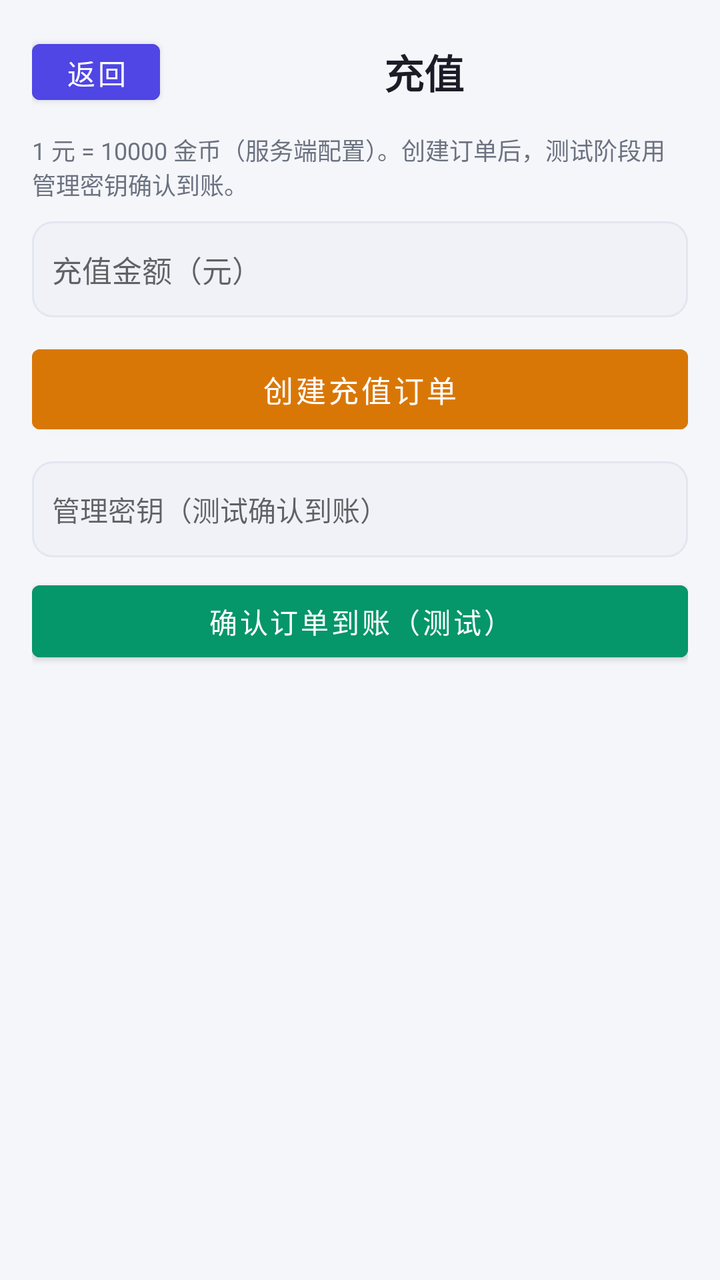
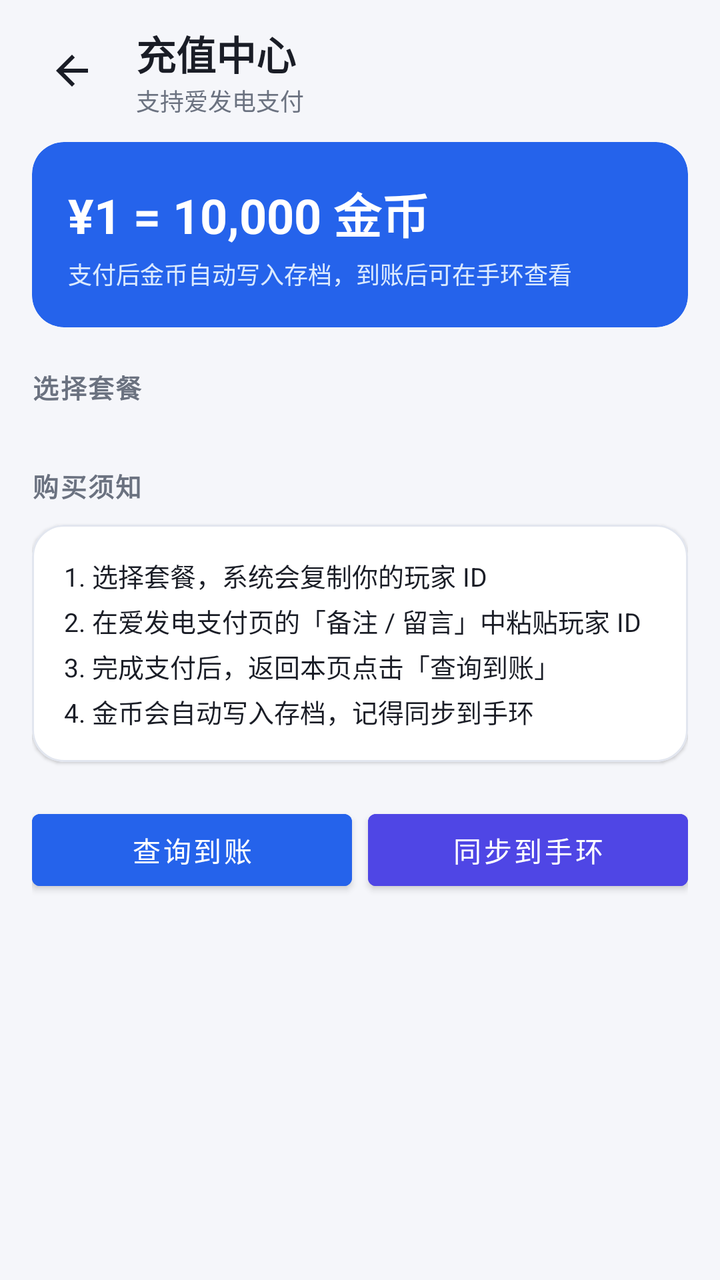

Screens rendered from an Android XML layout before and after an edit, with the pre-edit source and the edit as a unified diff.
<!-- AndroidManifest.xml: application theme Theme.Yishijie -->
<!-- res/layout/activity_recharge.xml -->
<?xml version="1.0" encoding="utf-8"?>
<LinearLayout xmlns:android="http://schemas.android.com/apk/res/android"
    android:layout_width="match_parent"
    android:layout_height="match_parent"
    android:orientation="vertical"
    android:background="@color/background"
    android:padding="16dp">

    <LinearLayout
        android:layout_width="match_parent"
        android:layout_height="wrap_content"
        android:orientation="horizontal"
        android:gravity="center_vertical">

        <Button
            android:id="@+id/btnBack"
            android:layout_width="64dp"
            android:layout_height="40dp"
            android:text="返回"
            android:textSize="14sp"
            android:backgroundTint="@color/accent" />

        <TextView
            android:layout_width="0dp"
            android:layout_height="wrap_content"
            android:layout_weight="1"
            android:text="充值"
            android:textSize="20sp"
            android:textColor="@color/text_primary"
            android:textStyle="bold"
            android:gravity="center" />
    </LinearLayout>

    <TextView
        android:layout_width="match_parent"
        android:layout_height="wrap_content"
        android:text="1 元 = 10000 金币（服务端配置）。创建订单后，测试阶段用管理密钥确认到账。"
        android:textSize="12sp"
        android:textColor="@color/text_secondary"
        android:paddingVertical="10dp" />

    <EditText
        android:id="@+id/etAmount"
        android:layout_width="match_parent"
        android:layout_height="48dp"
        android:hint="充值金额（元）"
        android:inputType="numberDecimal"
        android:textSize="15sp"
        android:background="@drawable/bg_input"
        android:paddingHorizontal="10dp" />

    <Button
        android:id="@+id/btnCreateOrder"
        android:layout_width="match_parent"
        android:layout_height="52dp"
        android:text="创建充值订单"
        android:textSize="15sp"
        android:backgroundTint="@color/res_gold"
        android:layout_marginTop="10dp" />

    <EditText
        android:id="@+id/etSecret"
        android:layout_width="match_parent"
        android:layout_height="48dp"
        android:hint="管理密钥（测试确认到账）"
        android:inputType="text"
        android:textSize="14sp"
        android:background="@drawable/bg_input"
        android:paddingHorizontal="10dp"
        android:layout_marginTop="10dp" />

    <Button
        android:id="@+id/btnMarkPaid"
        android:layout_width="match_parent"
        android:layout_height="48dp"
        android:text="确认订单到账（测试）"
        android:textSize="14sp"
        android:backgroundTint="@color/success"
        android:layout_marginTop="8dp" />

    <TextView
        android:id="@+id/tvStatus"
        android:layout_width="match_parent"
        android:layout_height="wrap_content"
        android:text=""
        android:textSize="13sp"
        android:textColor="@color/warning"
        android:paddingTop="10dp"
        android:gravity="center" />
</LinearLayout>
<!-- resources referenced by this layout -->
<resources>
  <color name="accent">#4F46E5</color>
  <color name="background">#F5F6FA</color>
  <color name="res_gold">#D97706</color>
  <color name="success">#059669</color>
  <color name="text_primary">#1A1D26</color>
  <color name="text_secondary">#6B7280</color>
  <color name="warning">#D97706</color>
  <!-- drawable bg_input (drawable) -->
  <?xml version="1.0" encoding="utf-8"?>
  <shape xmlns:android="http://schemas.android.com/apk/res/android">
      <solid android:color="@color/surface" />
      <stroke android:width="1dp" android:color="@color/surface_border" />
      <corners android:radius="10dp" />
  </shape>
  <style name="Theme.Yishijie" parent="Theme.MaterialComponents.Light.NoActionBar">
          <item name="colorPrimary">@color/primary</item>
          <item name="colorPrimaryDark">@color/primary_dark</item>
          <item name="colorAccent">@color/accent</item>
          <item name="android:windowBackground">@color/background</item>
          <item name="android:statusBarColor">@color/background</item>
          <item name="android:navigationBarColor">@color/background</item>
          <item name="android:windowLightStatusBar">true</item>
          <item name="android:windowLightNavigationBar">true</item>
      </style>
  <color name="surface">#F0F2F8</color>
  <color name="surface_border">#E2E6EF</color>
  <color name="primary">#2563EB</color>
  <color name="primary_dark">#1D4ED8</color>
</resources>

<!-- the commit's change to res/layout/activity_recharge.xml (unified diff, before → after) -->
@@ -1,90 +1,185 @@
 <?xml version="1.0" encoding="utf-8"?>
 <LinearLayout xmlns:android="http://schemas.android.com/apk/res/android"
+    xmlns:app="http://schemas.android.com/apk/res-auto"
     android:layout_width="match_parent"
     android:layout_height="match_parent"
     android:orientation="vertical"
-    android:background="@color/background"
-    android:padding="16dp">
+    android:background="@color/background">
 
+    
     <LinearLayout
         android:layout_width="match_parent"
         android:layout_height="wrap_content"
         android:orientation="horizontal"
-        android:gravity="center_vertical">
+        android:gravity="center_vertical"
+        android:paddingStart="16dp"
+        android:paddingEnd="16dp"
+        android:paddingTop="12dp"
+        android:paddingBottom="12dp">
 
-        <Button
+        <ImageButton
             android:id="@+id/btnBack"
-            android:layout_width="64dp"
+            android:layout_width="40dp"
             android:layout_height="40dp"
-            android:text="返回"
-            android:textSize="14sp"
-            android:backgroundTint="@color/accent" />
+            android:src="@drawable/ic_back"
+            android:background="?attr/selectableItemBackgroundBorderless"
+            android:contentDescription="返回" />
 
-        <TextView
+        <LinearLayout
             android:layout_width="0dp"
             android:layout_height="wrap_content"
             android:layout_weight="1"
-            android:text="充值"
-            android:textSize="20sp"
-            android:textColor="@color/text_primary"
-            android:textStyle="bold"
-            android:gravity="center" />
+            android:orientation="vertical"
+            android:layout_marginStart="12dp">
+
+            <TextView
+                android:layout_width="wrap_content"
+                android:layout_height="wrap_content"
+                android:text="充值中心"
+                android:textSize="20sp"
+                android:textColor="@color/text_primary"
+                android:textStyle="bold" />
+
+            <TextView
+                android:layout_width="wrap_content"
+                android:layout_height="wrap_content"
+                android:text="支持爱发电支付"
+                android:textSize="12sp"
+                android:textColor="@color/text_secondary" />
+        </LinearLayout>
     </LinearLayout>
 
-    <TextView
+    <ScrollView
         android:layout_width="match_parent"
-        android:layout_height="wrap_content"
-        android:text="1 元 = 10000 金币（服务端配置）。创建订单后，测试阶段用管理密钥确认到账。"
-        android:textSize="12sp"
-        android:textColor="@color/text_secondary"
-        android:paddingVertical="10dp" />
+        android:layout_height="0dp"
+        android:layout_weight="1"
+        android:fillViewport="true">
 
-    <EditText
-        android:id="@+id/etAmount"
-        android:layout_width="match_parent"
-        android:layout_height="48dp"
-        android:hint="充值金额（元）"
-        android:inputType="numberDecimal"
-        android:textSize="15sp"
-        android:background="@drawable/bg_input"
-        android:paddingHorizontal="10dp" />
+        <LinearLayout
+            android:layout_width="match_parent"
+            android:layout_height="wrap_content"
+            android:orientation="vertical"
+            android:paddingStart="16dp"
+            android:paddingEnd="16dp"
+            android:paddingBottom="20dp">
 
-    <Button
-        android:id="@+id/btnCreateOrder"
-        android:layout_width="match_parent"
-        android:layout_height="52dp"
-        android:text="创建充值订单"
-        android:textSize="15sp"
-        android:backgroundTint="@color/res_gold"
-        android:layout_marginTop="10dp" />
+            
+            <com.google.android.material.card.MaterialCardView
+                android:layout_width="match_parent"
+                android:layout_height="wrap_content"
+                app:cardBackgroundColor="@color/primary"
+                app:cardCornerRadius="16dp"
+                app:cardElevation="0dp">
 
-    <EditText
-        android:id="@+id/etSecret"
-        android:layout_width="match_parent"
-        android:layout_height="48dp"
-        android:hint="管理密钥（测试确认到账）"
-        android:inputType="text"
-        android:textSize="14sp"
-        android:background="@drawable/bg_input"
-        android:paddingHorizontal="10dp"
-        android:layout_marginTop="10dp" />
+                <LinearLayout
+                    android:layout_width="match_parent"
+                    android:layout_height="wrap_content"
+                    android:orientation="vertical"
+                    android:padding="18dp">
 
-    <Button
-        android:id="@+id/btnMarkPaid"
-        android:layout_width="match_parent"
-        android:layout_height="48dp"
-        android:text="确认订单到账（测试）"
-        android:textSize="14sp"
-        android:backgroundTint="@color/success"
-        android:layout_marginTop="8dp" />
+                    <TextView
+                        android:layout_width="wrap_content"
+                        android:layout_height="wrap_content"
+                        android:text="¥1 = 10,000 金币"
+                        android:textSize="24sp"
+                        android:textColor="#FFFFFF"
+                        android:textStyle="bold" />
 
-    <TextView
-        android:id="@+id/tvStatus"
-        android:layout_width="match_parent"
-        android:layout_height="wrap_content"
-        android:text=""
-        android:textSize="13sp"
-        android:textColor="@color/warning"
-        android:paddingTop="10dp"
-        android:gravity="center" />
+                    <TextView
+                        android:layout_width="wrap_content"
+                        android:layout_height="wrap_content"
+                        android:layout_marginTop="4dp"
+                        android:text="支付后金币自动写入存档，到账后可在手环查看"
+                        android:textSize="12sp"
+                        android:textColor="#DBEAFE" />
+                </LinearLayout>
+            </com.google.android.material.card.MaterialCardView>
+
+            
+            <TextView
+                android:layout_width="wrap_content"
+                android:layout_height="wrap_content"
+                android:text="选择套餐"
+                android:textSize="13sp"
+                android:textColor="@color/text_secondary"
+                android:textStyle="bold"
+                android:letterSpacing="0.06"
+                android:layout_marginTop="20dp"
+                android:layout_marginBottom="10dp" />
+
+            <LinearLayout
+                android:id="@+id/llPackages"
+                android:layout_width="match_parent"
+                android:layout_height="wrap_content"
+                android:orientation="vertical" />
+
+            
+            <TextView
+                android:layout_width="wrap_content"
+                android:layout_height="wrap_content"
+                android:text="购买须知"
+                android:textSize="13sp"
+                android:textColor="@color/text_secondary"
+                android:textStyle="bold"
+                android:letterSpacing="0.06"
+                android:layout_marginTop="20dp"
+                android:layout_marginBottom="10dp" />
+
+            <com.google.android.material.card.MaterialCardView
+                android:layout_width="match_parent"
+                android:layout_height="wrap_content"
+                app:cardBackgroundColor="@color/background_card"
+                app:cardCornerRadius="16dp"
+                app:cardElevation="1dp"
+                app:strokeColor="@color/surface_border"
+                app:strokeWidth="1dp">
+
+                <TextView
+                    android:layout_width="match_parent"
+                    android:layout_height="wrap_content"
+                    android:padding="16dp"
+                    android:lineSpacingExtra="4dp"
+                    android:text="1. 选择套餐，系统会复制你的玩家 ID\n2. 在爱发电支付页的「备注 / 留言」中粘贴玩家 ID\n3. 完成支付后，返回本页点击「查询到账」\n4. 金币会自动写入存档，记得同步到手环"
+                    android:textSize="13sp"
+                    android:textColor="@color/text_primary" />
+            </com.google.android.material.card.MaterialCardView>
+
+            
+            <LinearLayout
+                android:layout_width="match_parent"
+                android:layout_height="wrap_content"
+                android:orientation="horizontal"
+                android:layout_marginTop="20dp">
+
+                <Button
+                    android:id="@+id/btnCheckOrders"
+                    android:layout_width="0dp"
+                    android:layout_height="48dp"
+                    android:layout_weight="1"
+                    android:text="查询到账"
+                    android:textSize="14sp"
+                    android:backgroundTint="@color/primary"
+                    android:layout_marginEnd="8dp" />
+
+                <Button
+                    android:id="@+id/btnSyncSave"
+                    android:layout_width="0dp"
+                    android:layout_height="48dp"
+                    android:layout_weight="1"
+                    android:text="同步到手环"
+                    android:textSize="14sp"
+                    android:backgroundTint="@color/accent" />
+            </LinearLayout>
+
+            <TextView
+                android:id="@+id/tvStatus"
+                android:layout_width="match_parent"
+                android:layout_height="wrap_content"
+                android:text=""
+                android:textSize="13sp"
+                android:textColor="@color/text_secondary"
+                android:gravity="center"
+                android:paddingTop="14dp" />
+        </LinearLayout>
+    </ScrollView>
 </LinearLayout>
<!-- resource entries referenced after the edit -->
@@ -2,18 +2,20 @@
 <resources>
   <color name="accent">#4F46E5</color>
   <color name="background">#F5F6FA</color>
-  <color name="res_gold">#D97706</color>
-  <color name="success">#059669</color>
+  <color name="background_card">#FFFFFF</color>
   <color name="text_primary">#1A1D26</color>
   <color name="text_secondary">#6B7280</color>
-  <color name="warning">#D97706</color>
-  <!-- drawable bg_input (drawable) -->
+  <!-- drawable ic_back (drawable) -->
   <?xml version="1.0" encoding="utf-8"?>
-  <shape xmlns:android="http://schemas.android.com/apk/res/android">
-      <solid android:color="@color/surface" />
-      <stroke android:width="1dp" android:color="@color/surface_border" />
-      <corners android:radius="10dp" />
-  </shape>
+  <vector xmlns:android="http://schemas.android.com/apk/res/android"
+      android:width="24dp"
+      android:height="24dp"
+      android:viewportWidth="24"
+      android:viewportHeight="24">
+      <path
+          android:fillColor="#1A1D26"
+          android:pathData="M20,11H7.83l5.59,-5.59L12,4l-8,8 8,8 1.41,-1.41L7.83,13H20v-2z"/>
+  </vector>
   <style name="Theme.Yishijie" parent="Theme.MaterialComponents.Light.NoActionBar">
           <item name="colorPrimary">@color/primary</item>
           <item name="colorPrimaryDark">@color/primary_dark</item>
@@ -24,7 +26,6 @@
           <item name="android:windowLightStatusBar">true</item>
           <item name="android:windowLightNavigationBar">true</item>
       </style>
-  <color name="surface">#F0F2F8</color>
   <color name="surface_border">#E2E6EF</color>
   <color name="primary">#2563EB</color>
   <color name="primary_dark">#1D4ED8</color>
